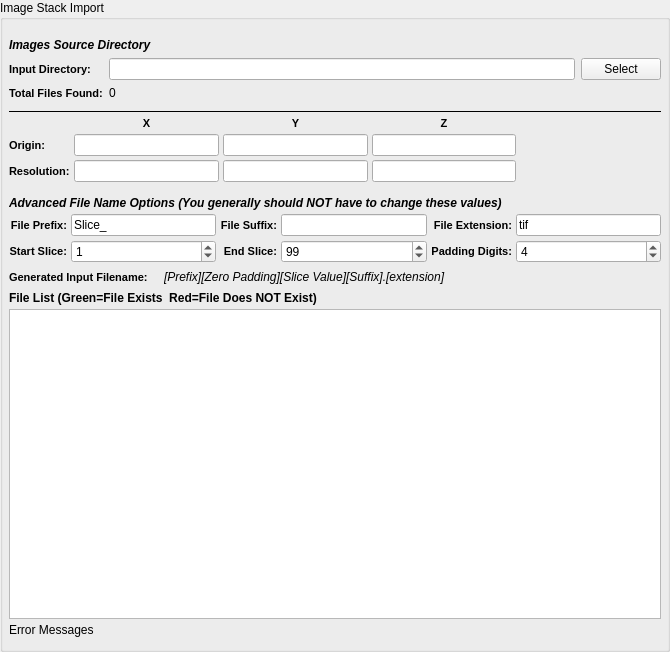
BlueQuartzSoftware/DREAM3D, file Source/Plugins/ImageImportPlugin/ImageImportPlugin/ImageImportPluginFiltersWidgets/QImportImageStackWidget.ui: the form before one commit.
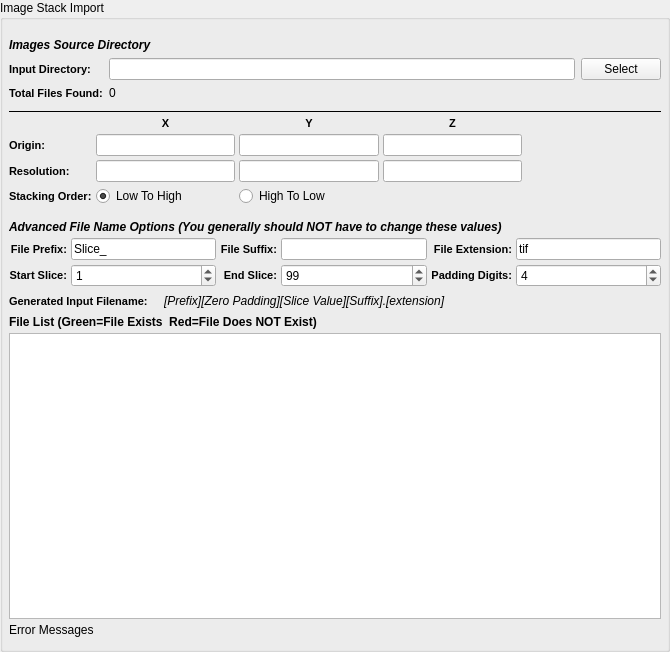
The form after the commit. Custom widgets are drawn as their Qt base class.

What changed in the file:
```diff
--- a/Source/Plugins/ImageImportPlugin/ImageImportPlugin/ImageImportPluginFiltersWidgets/QImportImageStackWidget.ui
+++ b/Source/Plugins/ImageImportPlugin/ImageImportPlugin/ImageImportPluginFiltersWidgets/QImportImageStackWidget.ui
@@ -331,6 +331,36 @@
        </property>
       </spacer>
      </item>
+     <item row="3" column="0">
+      <widget class="QLabel" name="label_7">
+       <property name="styleSheet">
+        <string notr="true">QLabel {
+font-weight: bold;
+font-size: 11px;
+}</string>
+       </property>
+       <property name="text">
+        <string>Stacking Order:</string>
+       </property>
+      </widget>
+     </item>
+     <item row="3" column="1">
+      <widget class="QRadioButton" name="m_StackLowToHigh">
+       <property name="text">
+        <string>Low To High</string>
+       </property>
+       <property name="checked">
+        <bool>true</bool>
+       </property>
+      </widget>
+     </item>
+     <item row="3" column="2">
+      <widget class="QRadioButton" name="m_StackHighToLow">
+       <property name="text">
+        <string>High To Low</string>
+       </property>
+      </widget>
+     </item>
     </layout>
    </item>
    <item row="3" column="0">
```
